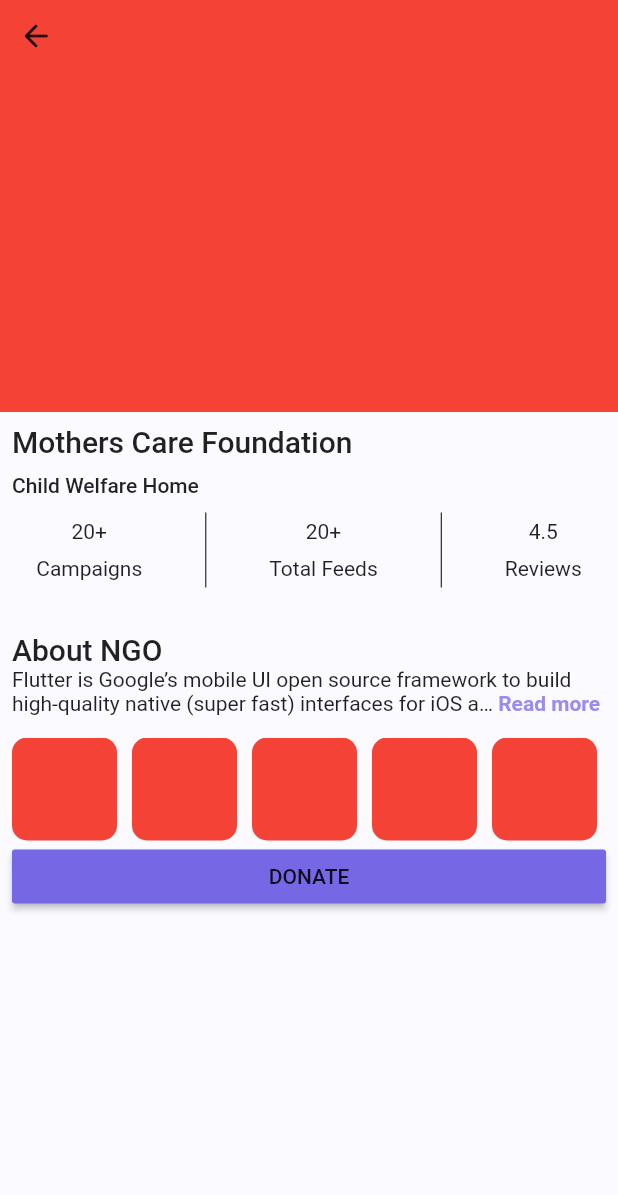
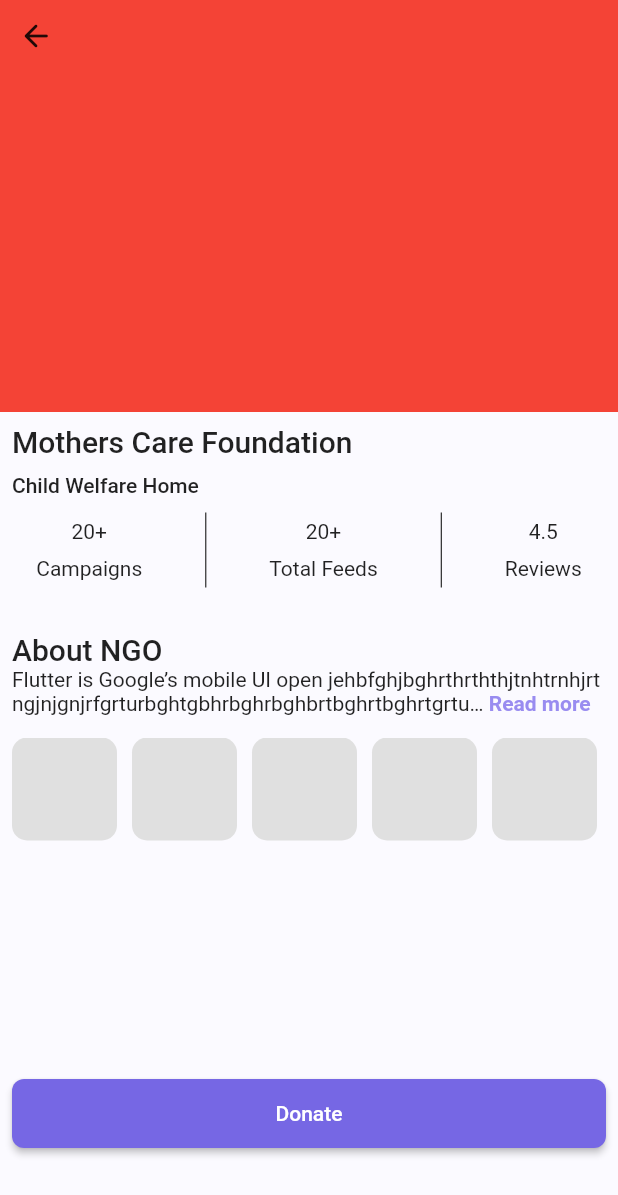
Before and after one commit to Aburafik/Feed-Hub, a Flutter app: the screen it shows after launch, after a tap on "Feed Hungry Child", on a phone screen of 412 x 824 dp. Shown: the top 1195 px of the screen. Run offline on Flutter 3.47's test engine with Material 2 defaults, Android fonts, the phone set to English and light mode, and no system bars; drawn by our look-alikes of readmore; our stand-ins replace get, percent_indicator.

Commit message:
Donation form Page Created

```diff
--- /dev/null
+++ b/lib/Components/common_button.dart
@@ -0,0 +1,31 @@
+import 'package:feed_hub/Utils/colors.dart';
+import 'package:flutter/material.dart';
+
+class CommonButton extends StatelessWidget {
+  const CommonButton({Key? key, this.onPressed, this.buttonText})
+      : super(key: key);
+  final void Function()? onPressed;
+  final String? buttonText;
+  @override
+  Widget build(BuildContext context) {
+    return SizedBox(
+      width: MediaQuery.of(context).size.width,
+      child: MaterialButton(
+        color: AppColors.primaryColor,
+        shape: RoundedRectangleBorder(
+          borderRadius: BorderRadius.circular(8),
+        ),
+        onPressed: onPressed,
+        child: Padding(
+          padding: const EdgeInsets.all(15.0),
+          child: Text(
+            buttonText!,
+            style: Theme.of(context).textTheme.bodyText1!.copyWith(
+                  color: AppColors.whiteColor,
+                ),
+          ),
+        ),
+      ),
+    );
+  }
+}
--- /dev/null
+++ b/lib/Components/form_field.dart
@@ -0,0 +1,40 @@
+ import 'package:feed_hub/Utils/colors.dart';
+import 'package:flutter/material.dart';
+
+class FormFieldComponent extends StatelessWidget {
+  const FormFieldComponent(
+      {Key? key,
+      this.controller,
+      this.label,
+      this.errorMessage,
+      this.validateForm = true})
+      : super(key: key);
+
+  final TextEditingController? controller;
+  final String? label;
+  final String? errorMessage;
+  final bool? validateForm;
+  @override
+  Widget build(BuildContext context) {
+    return TextFormField(
+      validator: validateForm!
+          ? (value) {
+              if (value!.isEmpty) {
+                return "$errorMessage can't be empty";
+              }
+              return null;
+            }
+          : null,
+      controller: controller,
+      decoration: InputDecoration(
+          contentPadding:
+              const EdgeInsets.symmetric(vertical: 10, horizontal: 5),
+          label: Text(
+            label!,
+          ),
+          filled: true,
+          fillColor: AppColors.lightGreyColor,
+          border: InputBorder.none),
+    );
+  }
+}
--- a/lib/Utils/colors.dart
+++ b/lib/Utils/colors.dart
@@ -4,6 +4,6 @@ class AppColors {
   static const Color primaryColor = Color(0xff7667E4);
   static const Color primaryLightColor = Color(0xff998CF0);
   static const Color backGroundColor = Color(0xffFBFAFF);
-  static const Color lightGreyColor = Color(0xffF6F6F6);
+  static const Color lightGreyColor = Color.fromARGB(235, 241, 237, 237);
   static const Color whiteColor = Color(0xffFFFFFF);
 }
--- /dev/null
+++ b/lib/Utils/constants.dart
@@ -0,0 +1,56 @@
+import 'package:flutter/material.dart';
+import 'package:get/route_manager.dart';
+
+class NGoDetailsImageHolderComponent extends StatelessWidget {
+  const NGoDetailsImageHolderComponent({
+    Key? key,
+  }) : super(key: key);
+
+  @override
+  Widget build(BuildContext context) {
+    return SizedBox(
+      height: MediaQuery.of(context).size.height / 3,
+      child: Stack(children: [
+        // Image.asset(Images.img)
+
+        Container(
+          color: Colors.red,
+        ),
+        SafeArea(
+          child: IconButton(
+              onPressed: () => Get.back(),
+              icon: const Icon(Icons.arrow_back_rounded)),
+        ),
+      ]),
+    );
+  }
+}
+
+class NgoImagesCard extends StatelessWidget {
+  const NgoImagesCard({
+    Key? key,
+  }) : super(key: key);
+
+  @override
+  Widget build(BuildContext context) {
+    return Container(
+      margin: const EdgeInsets.only(right: 10),
+      height: 80,
+      width: 70,
+      decoration: BoxDecoration(
+        borderRadius: BorderRadius.circular(10),
+        color: Colors.grey[300],
+      ),
+    );
+  }
+}
+
+ Padding headerTitle({BuildContext? context, String? title}) {
+    return Padding(
+      padding: const EdgeInsets.symmetric(vertical: 15),
+      child: Text(
+        title!,
+        style: Theme.of(context!).textTheme.bodyText1!.copyWith(fontSize: 18),
+      ),
+    );
+  }
--- a/lib/Utils/router_helper.dart
+++ b/lib/Utils/router_helper.dart
@@ -1,18 +1,23 @@
 import 'package:feed_hub/Views/dashboard/dash_board_view.dart';
+import 'package:feed_hub/Views/donate/donate_form.dart';
 import 'package:feed_hub/Views/home/home_details_view.dart';
+import 'package:feed_hub/Views/home/ngos_details_view.dart';
 import 'package:get/get_navigation/src/routes/get_route.dart';
 
 class RouterHelper {
   static const String initialRoute = "/slash-screen";
-
   static const String home = "/home";
   static const String dashBoard = "/dashBoard";
+  static const String donateFormView = "/donateFormView";
   static const String homeDetailsView = "/homeDetailsView";
+  static const String allNgoListView = "/allNgoListView";
   static const String signIn = "/signIn";
   static const String signUp = "/signUp";
 
   static List<GetPage> router = [
     GetPage(name: dashBoard, page: () => const DashBoardView()),
     GetPage(name: homeDetailsView, page: () => const HomeDetailsView()),
+    GetPage(name: donateFormView, page: () => const DonateFormVC()),
+    GetPage(name: allNgoListView, page: () => const AllOrganizationsListVC()),
   ];
 }
--- a/lib/Views/dashboard/dash_board_view.dart
+++ b/lib/Views/dashboard/dash_board_view.dart
@@ -1,5 +1,7 @@
 import 'package:feed_hub/Utils/colors.dart';
+import 'package:feed_hub/Views/donate/donation_history.dart';
 import 'package:feed_hub/Views/home/home.dart';
+import 'package:feed_hub/Views/profile/profile_view.dart';
 import 'package:flutter/material.dart';
 
 class DashBoardView extends StatefulWidget {
@@ -20,17 +22,13 @@ class _DashBoardViewState extends State<DashBoardView> {
   void initState() {
     _pageController = PageController(initialPage: _pageIndex);
 
-    screens = const [
-      HomeVC(),
-      Center(
+    screens = [
+      const HomeVC(),
+      const Center(
         child: Text("Home"),
       ),
-      Center(
-        child: Text("Home"),
-      ),
-      Center(
-        child: Text("Home"),
-      ),
+      const DonationHistoryVC(),
+      ProfileVC()
     ];
     super.initState();
   }
--- /dev/null
+++ b/lib/Views/donate/donation_history.dart
@@ -0,0 +1,30 @@
+import 'package:feed_hub/Utils/colors.dart';
+import 'package:flutter/material.dart';
+
+class DonationHistoryVC extends StatelessWidget {
+  const DonationHistoryVC({super.key});
+
+  @override
+  Widget build(BuildContext context) {
+    return Scaffold(
+      body: ListView.builder(
+          itemCount: 5,
+          itemBuilder: (context, index) {
+            return Card(
+              child: ListTile(
+                title: Text("Donation Name"),
+                leading: Icon(Icons.check_circle_outline),
+                trailing: Material(
+                    shape: RoundedRectangleBorder(
+                        borderRadius: BorderRadius.circular(5)),
+                    color: AppColors.primaryLightColor,
+                    child: Padding(
+                      padding: const EdgeInsets.all(2),
+                      child: Text("Pending"),
+                    )),
+              ),
+            );
+          }),
+    );
+  }
+}
--- a/lib/Views/home/home.dart
+++ b/lib/Views/home/home.dart
@@ -21,7 +21,7 @@ class HomeVC extends StatelessWidget {
               const HomeBanner(),
               HomeHeadingComponent(
                 leading: "Recent NGOs Request",
-                onTap: () {},
+                onTap: () => Get.toNamed(RouterHelper.allNgoListView),
               ),
               SizedBox(
                 height: 230,
@@ -35,7 +35,7 @@ class HomeVC extends StatelessWidget {
               ),
               HomeHeadingComponent(
                 leading: "Others Request",
-                onTap: () {},
+                onTap: () => Get.toNamed(RouterHelper.allNgoListView),
               ),
               ListView.builder(
                   shrinkWrap: true,
@@ -61,7 +61,9 @@ class OtherRequestCardComponent extends StatelessWidget {
   Widget build(BuildContext context) {
     TextStyle style = Theme.of(context).textTheme.bodyText1!;
 
-    return Card(
+    return GestureDetector(
+      onTap: () => Get.toNamed(RouterHelper.homeDetailsView),
+      child: Card(
         child: SizedBox(
           height: 100,
           width: MediaQuery.of(context).size.height,
@@ -112,6 +114,7 @@ class OtherRequestCardComponent extends StatelessWidget {
                 ],
               )
             ],
+          ),
         ),
       ),
     );
--- a/lib/Views/home/home_details_view.dart
+++ b/lib/Views/home/home_details_view.dart
@@ -1,4 +1,7 @@
+import 'package:feed_hub/Components/common_button.dart';
 import 'package:feed_hub/Utils/colors.dart';
+import 'package:feed_hub/Utils/constants.dart';
+import 'package:feed_hub/Utils/router_helper.dart';
 import 'package:flutter/material.dart';
 import 'package:get/route_manager.dart';
 import 'package:readmore/readmore.dart';
@@ -14,14 +17,16 @@ class HomeDetailsView extends StatelessWidget {
         fontWeight: FontWeight.bold,
         color: AppColors.primaryLightColor);
     return Scaffold(
-      body: Column(
+      body: SingleChildScrollView(
+        child: Column(
           crossAxisAlignment: CrossAxisAlignment.start,
           children: [
             const NGoDetailsImageHolderComponent(),
             Padding(
-            padding: EdgeInsets.all(8.0),
+              padding: const EdgeInsets.all(8.0),
               child: Column(
                 crossAxisAlignment: CrossAxisAlignment.start,
+                mainAxisAlignment: MainAxisAlignment.spaceAround,
                 children: [
                   Text(
                     "Mothers Care Foundation",
@@ -42,7 +47,8 @@ class HomeDetailsView extends StatelessWidget {
                         children: [
                           ngoStatistics(leading: "20+", trailing: "Campaigns"),
                           vDivider(),
-                        ngoStatistics(leading: "20+", trailing: "Total Feeds"),
+                          ngoStatistics(
+                              leading: "20+", trailing: "Total Feeds"),
                           vDivider(),
                           ngoStatistics(leading: "4.5", trailing: "Reviews"),
                         ],
@@ -54,7 +60,7 @@ class HomeDetailsView extends StatelessWidget {
                     style: style.copyWith(fontSize: 20),
                   ),
                   const ReadMoreText(
-                    'Flutter is Google’s mobile UI open source framework to build high-quality native (super fast) interfaces for iOS and Android apps with the unified codebase.',
+                      'Flutter is Google’s mobile UI open jehbfghjbghrthrththjtnhtrnhjrtngjnjgnjrfgrturbghtgbhrbghrbghbrtbghrtbghrtgrtuguhrtbreghjbrhjbghjefbhjbfehgfhjefbgfhjebghbehjgbfbfdgedsource framework to build high-quality native (super fast) interfaces for iOS and Android apps with the unified codebase.',
                       trimLines: 2,
                       trimMode: TrimMode.Line,
                       trimCollapsedText: 'Read more',
@@ -68,22 +74,29 @@ class HomeDetailsView extends StatelessWidget {
                       child: ListView.builder(
                         itemCount: 6,
                         scrollDirection: Axis.horizontal,
-                      itemBuilder: ((context, index) => const NgoImagesCard()),
+                        itemBuilder: ((context, index) =>
+                            const NgoImagesCard()),
                       ),
                     ),
                   ),
                   SizedBox(
-                  width: MediaQuery.of(context).size.width,
-                  child: MaterialButton(
-                    color: AppColors.primaryColor,
-                    onPressed: () {},
-                    child: const Text("DONATE"),
+                    height: MediaQuery.of(context).size.height / 4,
+                    child: Column(
+                      mainAxisAlignment: MainAxisAlignment.end,
+                      children: [
+                        CommonButton(
+                          buttonText: "Donate",
+                          onPressed: () =>
+                              Get.toNamed(RouterHelper.donateFormView),
+                        ),
+                      ],
+                    ),
+                  ),
+                ],
               ),
             )
           ],
         ),
-          )
-        ],
       ),
     );
   }
@@ -105,47 +118,3 @@ class HomeDetailsView extends StatelessWidget {
     );
   }
 }
-
-class NgoImagesCard extends StatelessWidget {
-  const NgoImagesCard({
-    Key? key,
-  }) : super(key: key);
-
-  @override
-  Widget build(BuildContext context) {
-    return Container(
-      margin: EdgeInsets.only(right: 10),
-      height: 80,
-      width: 70,
-      decoration: BoxDecoration(
-        borderRadius: BorderRadius.circular(10),
-        color: Colors.red,
-      ),
-    );
-  }
-}
-
-class NGoDetailsImageHolderComponent extends StatelessWidget {
-  const NGoDetailsImageHolderComponent({
-    Key? key,
-  }) : super(key: key);
-
-  @override
-  Widget build(BuildContext context) {
-    return SizedBox(
-      height: MediaQuery.of(context).size.height / 3,
-      child: Stack(children: [
-        // Image.asset(Images.img)
-
-        Container(
-          color: Colors.red,
-        ),
-        SafeArea(
-          child: IconButton(
-              onPressed: () => Get.back(),
-              icon: const Icon(Icons.arrow_back_rounded)),
-        ),
-      ]),
-    );
-  }
-}
--- /dev/null
+++ b/lib/Views/profile/profile_view.dart
@@ -0,0 +1,77 @@
+import 'package:feed_hub/Components/common_button.dart';
+import 'package:feed_hub/Components/form_field.dart';
+import 'package:feed_hub/Utils/colors.dart';
+import 'package:feed_hub/Utils/constants.dart';
+import 'package:flutter/material.dart';
+
+class ProfileVC extends StatelessWidget {
+  ProfileVC({super.key});
+
+  final TextEditingController nameController = TextEditingController();
+  final TextEditingController emailController = TextEditingController();
+  final TextEditingController locationController = TextEditingController();
+
+  @override
+  Widget build(BuildContext context) {
+    return Scaffold(
+      body: Padding(
+        padding: const EdgeInsets.all(8.0),
+        child: SingleChildScrollView(
+          child: Column(
+            crossAxisAlignment: CrossAxisAlignment.start,
+            children: [
+              Column(
+                crossAxisAlignment: CrossAxisAlignment.center,
+                children: const [
+                  Align(
+                    child: CircleAvatar(
+                      radius: 60,
+                      backgroundColor: AppColors.lightGreyColor,
+                      child: Center(
+                        child: Icon(
+                          Icons.person,
+                          size: 60,
+                          color: AppColors.whiteColor,
+                        ),
+                      ),
+                    ),
+                  ),
+                  Text("Citizen Raf"),
+                ],
+              ),
+              headerTitle(context: context, title: "User Name"),
+              FormFieldComponent(
+                label: "Aburaf",
+                controller: nameController,
+                validateForm: false,
+              ),
+              headerTitle(context: context, title: "User Email"),
+              FormFieldComponent(
+                label: "Aburaf",
+                controller: nameController,
+                validateForm: false,
+              ),
+              headerTitle(context: context, title: "Mobile Number"),
+              FormFieldComponent(
+                label: "05522..........",
+                controller: nameController,
+                validateForm: false,
+              ),
+              headerTitle(context: context, title: "Location"),
+              FormFieldComponent(
+                label: "05522..........",
+                controller: nameController,
+                validateForm: false,
+              ),
+              SizedBox(height: 20),
+              CommonButton(
+                onPressed: () {},
+                buttonText: "UPDATE",
+              )
+            ],
+          ),
+        ),
+      ),
+    );
+  }
+}
```
Also changed, not shown: lib/Views/donate/donate_form.dart (added, +146 -0 lines), lib/Views/home/ngos_details_view.dart (added, +18 -0 lines). Lines whose indentation alone changed are shown as unchanged.
